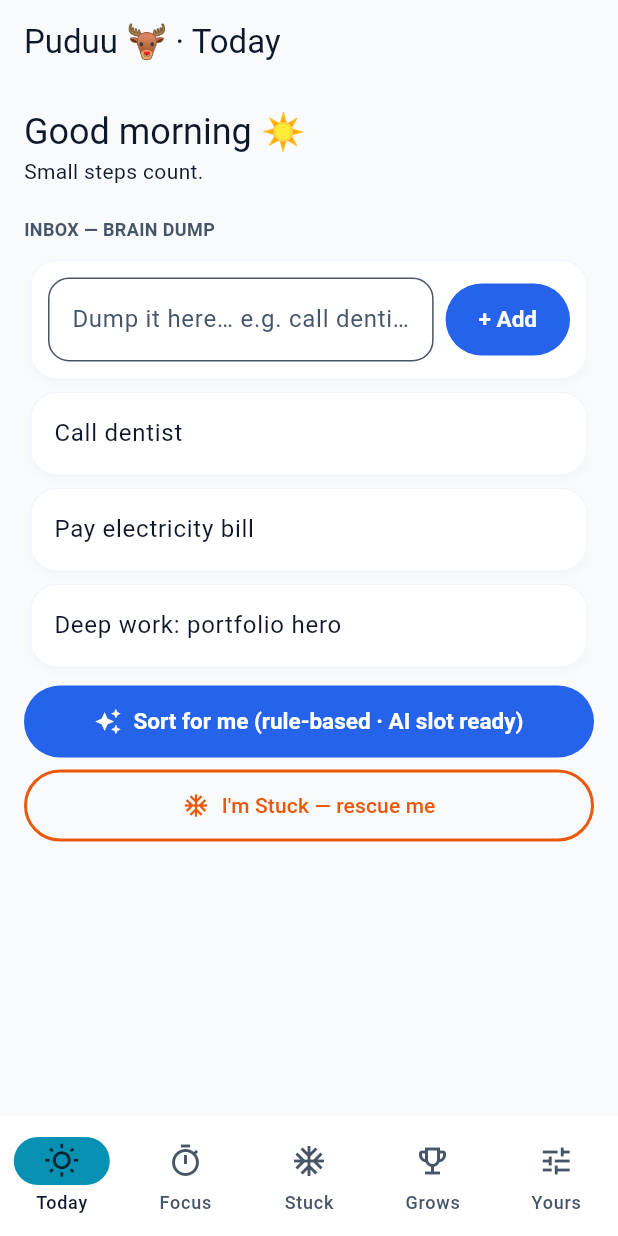
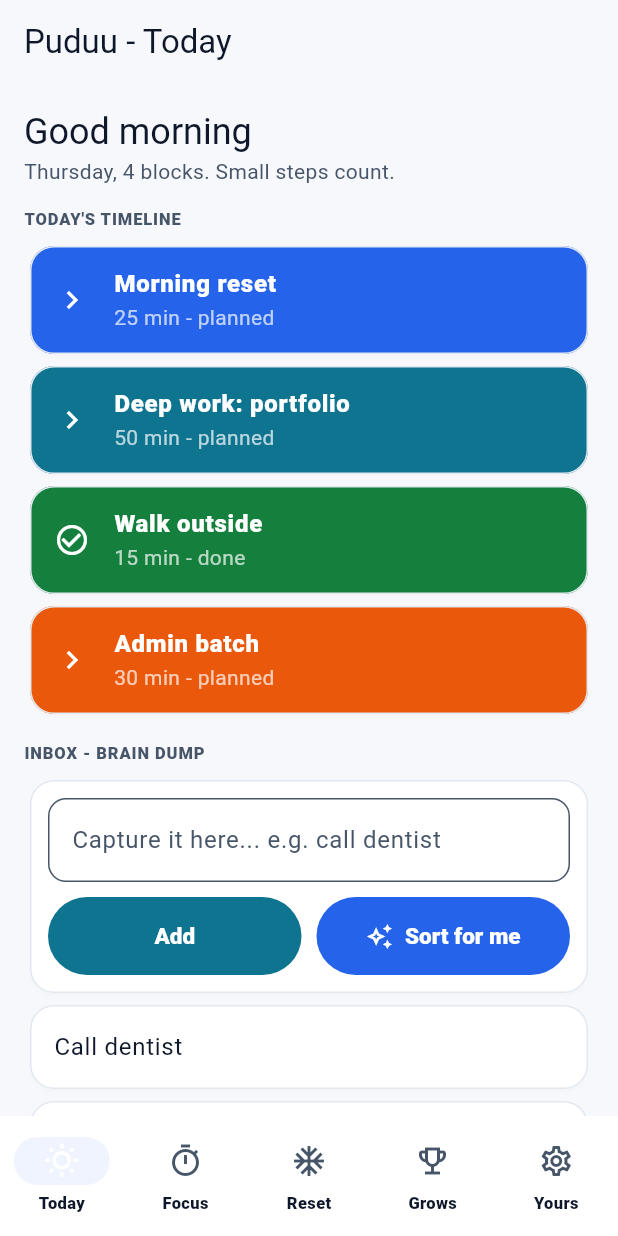
Before and after one commit to verdynordsten/puduu-app, a Flutter app: the screen it shows after launch, on a phone screen of 412 x 824 dp. Run offline on Flutter 3.47's test engine with Material 3 defaults, Android fonts, the phone set to English and light mode, and no system bars; our stand-ins replace flutter_riverpod; Roboto replaces fonts that are missing (Fredoka, Nunito).

Commit message:
Puduu app v2: zero emoji, lucide-mapped icons, prefilled timeline, analyze clean

```diff
--- a/lib/core/theme/puduu_theme.dart
+++ b/lib/core/theme/puduu_theme.dart
@@ -1,48 +1,80 @@
 import 'package:flutter/material.dart';
 
-/// Puduu design tokens (mirror of puduu-design/tokens/puduu.tokens.json).
+/// Puduu design tokens v2 (mirror of puduu-design/tokens/puduu.tokens.json).
+/// Rule: zero emoji in UI. Icons are Lucide-style line icons (Material
+/// equivalents picked to match Lucide glyphs 1:1).
 class PuduuColors {
   static const primary = Color(0xFF2563EB);
+  static const primaryDeep = Color(0xFF1D4ED8);
   static const onPrimary = Colors.white;
-  static const secondary = Color(0xFF0891B2);
-  static const onSecondary = Color(0xFF002430);
+  static const secondary = Color(0xFF0E7490);
+  static const secondarySoft = Color(0xFFE0F2F7);
   static const accent = Color(0xFFEA580C);
-  static const onAccent = Colors.white;
-  static const background = Color(0xFFF8FAFC);
+  static const accentDeep = Color(0xFFC2410C);
+  static const accentSoft = Color(0xFFFFF1E7);
+  static const background = Color(0xFFF6F8FC);
   static const foreground = Color(0xFF0F172A);
+  static const slate = Color(0xFF475569);
+  static const line = Color(0xFFE2E8F0);
   static const card = Colors.white;
-  static const muted = Color(0xFFF1F5FD);
-  static const mutedFg = Color(0xFF475569);
-  static const border = Color(0xFFE4ECFC);
-  static const success = Color(0xFF16A34A);
-  static const warning = Color(0xFFD97706);
+  static const muted = Color(0xFFEFF4FF);
+  static const success = Color(0xFF15803D);
+  static const successSoft = Color(0xFFE7F6EC);
   static const danger = Color(0xFFDC2626);
   static const timelineHues = [
     Color(0xFF2563EB),
-    Color(0xFF0891B2),
+    Color(0xFF0E7490),
     Color(0xFFEA580C),
-    Color(0xFF16A34A),
+    Color(0xFF15803D),
     Color(0xFF9333EA),
     Color(0xFFE11D48),
   ];
 }
 
+/// Lucide-mapped icons (no emoji anywhere).
+class PuduuIcons {
+  static const today = Icons.wb_sunny_outlined; // sun
+  static const focus = Icons.timer_outlined; // timer
+  static const reset = Icons.ac_unit; // snowflake
+  static const grows = Icons.emoji_events_outlined; // trophy
+  static const yours = Icons.settings_outlined; // settings
+  static const sort = Icons.auto_awesome_outlined; // sparkles
+  static const check = Icons.check; // check
+  static const checkCircle = Icons.check_circle_outline; // circle-check
+  static const play = Icons.play_arrow; // play
+  static const chevron = Icons.chevron_right; // chevron-right
+  static const bell = Icons.notifications_outlined; // bell
+  static const sound = Icons.volume_up_outlined; // volume-2
+  static const text = Icons.text_fields_outlined; // text
+  static const account = Icons.person_outline; // user
+  static const logout = Icons.logout; // log-out
+  static const crown = Icons.workspace_premium_outlined; // crown
+  static const calendar = Icons.calendar_today_outlined; // calendar
+  static const mail = Icons.mail_outline; // mail-open
+  static const water = Icons.water_drop_outlined; // glass-water
+  static const steps = Icons.directions_walk; // footprints
+  static const bolt = Icons.bolt_outlined; // zap
+  static const smile = Icons.sentiment_satisfied_outlined; // smile
+  static const heart = Icons.favorite_outline; // heart
+  static const star = Icons.star_outline; // star
+}
+
 ThemeData puduuTheme() {
-  final scheme = ColorScheme(
+  final scheme = const ColorScheme(
     brightness: Brightness.light,
     primary: PuduuColors.primary,
     onPrimary: PuduuColors.onPrimary,
     secondary: PuduuColors.secondary,
-    onSecondary: PuduuColors.onSecondary,
+    onSecondary: Colors.white,
     tertiary: PuduuColors.accent,
-    onTertiary: PuduuColors.onAccent,
+    onTertiary: Colors.white,
     error: PuduuColors.danger,
     onError: Colors.white,
     surface: PuduuColors.card,
     onSurface: PuduuColors.foreground,
     surfaceContainerLow: PuduuColors.muted,
-    onSurfaceVariant: PuduuColors.mutedFg,
-    outline: PuduuColors.border,
+    onSurfaceVariant: PuduuColors.slate,
+    outline: PuduuColors.line,
   );
   return ThemeData(
     useMaterial3: true,
@@ -57,26 +89,36 @@
     cardTheme: CardThemeData(
       color: PuduuColors.card,
       shape: RoundedRectangleBorder(
-        borderRadius: BorderRadius.circular(18),
-        side: const BorderSide(color: Color(0xFFF1F5FD)),
+        borderRadius: BorderRadius.circular(16),
+        side: const BorderSide(color: PuduuColors.line),
       ),
-      elevation: 2,
-      shadowColor: const Color(0xFF0F172A).withValues(alpha: 0.06),
+      elevation: 1,
+      shadowColor: const Color(0xFF0F172A).withValues(alpha: 0.05),
     ),
     filledButtonTheme: FilledButtonThemeData(
       style: FilledButton.styleFrom(
         shape: const StadiumBorder(),
-        padding: const EdgeInsets.symmetric(horizontal: 22, vertical: 15),
-        textStyle: const TextStyle(fontSize: 15, fontWeight: FontWeight.w700),
+        minimumSize: const Size(48, 52),
+        padding: const EdgeInsets.symmetric(horizontal: 22, vertical: 14),
+        textStyle: const TextStyle(
+            fontSize: 15, fontWeight: FontWeight.w800, fontFamily: 'Nunito'),
         animationDuration: const Duration(milliseconds: 200),
+      ),
+    ),
+    navigationBarTheme: NavigationBarThemeData(
+      backgroundColor: Colors.white,
+      indicatorColor: PuduuColors.muted,
+      labelTextStyle: WidgetStateProperty.all(
+        const TextStyle(fontSize: 11, fontWeight: FontWeight.w800),
       ),
     ),
     inputDecorationTheme: InputDecorationTheme(
       filled: true,
       fillColor: Colors.white,
+      hintStyle: const TextStyle(color: PuduuColors.slate),
       border: OutlineInputBorder(
-        borderRadius: BorderRadius.circular(14),
-        borderSide: const BorderSide(color: PuduuColors.border, width: 2),
+        borderRadius: BorderRadius.circular(12),
+        borderSide: const BorderSide(color: PuduuColors.line, width: 1.5),
       ),
     ),
   );
--- a/lib/main.dart
+++ b/lib/main.dart
@@ -11,9 +11,41 @@
 final inboxProvider = StateProvider<List<PuduuTask>>((_) => [
       PuduuTask(id: _uuid.v4(), title: 'Call dentist', durationMin: 10),
       PuduuTask(id: _uuid.v4(), title: 'Pay electricity bill', durationMin: 15),
-      PuduuTask(id: _uuid.v4(), title: 'Deep work: portfolio hero', durationMin: 50, colorIndex: 1),
+      PuduuTask(
+          id: _uuid.v4(),
+          title: 'Deep work: portfolio hero',
+          durationMin: 50,
+          colorIndex: 1),
     ]);
-final todayProvider = StateProvider<List<PuduuTask>>((_) => []);
+final todayProvider = StateProvider<List<PuduuTask>>((_) => [
+      PuduuTask(
+          id: _uuid.v4(),
+          title: 'Morning reset',
+          note: 'Meds, water, 5-min tidy',
+          durationMin: 25,
+          colorIndex: 0,
+          status: 'planned'),
+      PuduuTask(
+          id: _uuid.v4(),
+          title: 'Deep work: portfolio',
+          note: 'Timer ready, step 2 of 4',
+          durationMin: 50,
+          colorIndex: 1,
+          status: 'planned'),
+      PuduuTask(
+          id: _uuid.v4(),
+          title: 'Walk outside',
+          durationMin: 15,
+          colorIndex: 3,
+          status: 'done'),
+      PuduuTask(
+          id: _uuid.v4(),
+          title: 'Admin batch',
+          note: 'Bills and inbox',
+          durationMin: 30,
+          colorIndex: 2,
+          status: 'planned'),
+    ]);
 final aiProvider = Provider<AiPlannerProvider>((_) => RuleBasedProvider());
 
 void main() => runApp(const ProviderScope(child: PuduuApp()));
@@ -39,24 +71,55 @@
 
 class _ShellState extends ConsumerState<Shell> {
   int tab = 0;
-  static const titles = ['Today', 'Focus', 'Stuck', 'Grows', 'Yours'];
+  static const titles = ['Today', 'Focus', 'Reset', 'Grows', 'Yours'];
+  static const icons = [
+    PuduuIcons.today,
+    PuduuIcons.focus,
+    PuduuIcons.reset,
+    PuduuIcons.grows,
+    PuduuIcons.yours,
+  ];
   @override
   Widget build(BuildContext context) {
-    final pages = [const TodayPage(), const FocusPage(), const RescuePage(), const GrowsPage(), const YoursPage()];
+    const pages = [
+      TodayPage(),
+      FocusPage(),
+      RescuePage(),
+      GrowsPage(),
+      YoursPage()
+    ];
     return Scaffold(
-      appBar: AppBar(title: Text('Puduu 🦌 · ${titles[tab]}', style: const TextStyle(fontFamily: 'Fredoka'))),
+      appBar: AppBar(
+        title: Text('Puduu - ${titles[tab]}',
+            style: const TextStyle(fontFamily: 'Fredoka')),
+      ),
       body: pages[tab],
       bottomNavigationBar: NavigationBar(
         selectedIndex: tab,
         onDestinationSelected: (i) => setState(() => tab = i),
-        destinations: const [
-          NavigationDestination(icon: Icon(Icons.wb_sunny_outlined), label: 'Today'),
-          NavigationDestination(icon: Icon(Icons.timer_outlined), label: 'Focus'),
-          NavigationDestination(icon: Icon(Icons.ac_unit), label: 'Stuck'),
-          NavigationDestination(icon: Icon(Icons.emoji_events_outlined), label: 'Grows'),
-          NavigationDestination(icon: Icon(Icons.tune), label: 'Yours'),
+        destinations: [
+          for (var i = 0; i < titles.length; i++)
+            NavigationDestination(
+                icon: Icon(icons[i]), label: titles[i]),
         ],
       ),
+    );
+  }
+}
+
+class SectionLabel extends StatelessWidget {
+  final String text;
+  const SectionLabel(this.text, {super.key});
+  @override
+  Widget build(BuildContext context) {
+    return Padding(
+      padding: const EdgeInsets.only(top: 14, bottom: 6),
+      child: Text(text.toUpperCase(),
+          style: const TextStyle(
+              fontSize: 11,
+              fontWeight: FontWeight.w800,
+              letterSpacing: 0.6,
+              color: PuduuColors.slate)),
     );
   }
 }
@@ -71,29 +134,46 @@
     return ListView(
       padding: const EdgeInsets.all(16),
       children: [
-        Text('Good morning ☀️', style: Theme.of(context).textTheme.headlineSmall?.copyWith(fontFamily: 'Fredoka')),
-        const Text('Small steps count.'),
-        const SizedBox(height: 12),
+        Text('Good morning',
+            style: Theme.of(context)
+                .textTheme
+                .headlineSmall
+                ?.copyWith(fontFamily: 'Fredoka')),
+        const Text('Thursday, 4 blocks. Small steps count.',
+            style: TextStyle(color: PuduuColors.slate)),
+        const SectionLabel("Today's timeline"),
         for (final t in today)
           Card(
+            color: PuduuColors.timelineHues[t.colorIndex % 6],
             child: ListTile(
-              leading: CircleAvatar(backgroundColor: PuduuColors.timelineHues[t.colorIndex % 6], child: const Icon(Icons.check, color: Colors.white)),
-              title: Text(t.title, style: const TextStyle(fontWeight: FontWeight.w700)),
-              subtitle: Text('${t.durationMin ?? 25}m · ${t.status}'),
+              leading: Icon(
+                  t.status == 'done'
+                      ? PuduuIcons.checkCircle
+                      : PuduuIcons.chevron,
+                  color: Colors.white),
+              title: Text(t.title,
+                  style: const TextStyle(
+                      color: Colors.white, fontWeight: FontWeight.w800)),
+              subtitle: Text(
+                  '${t.durationMin ?? 25} min - ${t.status}',
+                  style: const TextStyle(color: Colors.white70)),
             ),
           ),
-        const Padding(
-          padding: EdgeInsets.symmetric(vertical: 8),
-          child: Text('INBOX — BRAIN DUMP', style: TextStyle(fontSize: 12, fontWeight: FontWeight.w700, color: PuduuColors.mutedFg)),
-        ),
+        const SectionLabel('Inbox - brain dump'),
         Card(
           child: Padding(
             padding: const EdgeInsets.all(12),
-            child: Row(
+            child: Column(
               children: [
-                Expanded(child: TextField(controller: ctl, decoration: const InputDecoration(hintText: 'Dump it here… e.g. call dentist'))),
-                const SizedBox(width: 8),
-                FilledButton(
+                TextField(
+                    controller: ctl,
+                    decoration: const InputDecoration(
+                        hintText: 'Capture it here... e.g. call dentist')),
+                const SizedBox(height: 10),
+                Row(
+                  children: [
+                    Expanded(
+                      child: FilledButton.tonal(
                         onPressed: () {
                           if (ctl.text.trim().isEmpty) return;
                           ref.read(inboxProvider.notifier).state = [
@@ -102,33 +182,39 @@
                           ];
                           ctl.clear();
                         },
-                  child: const Text('+ Add'),
+                        child: const Text('Add'),
+                      ),
+                    ),
+                    const SizedBox(width: 10),
+                    Expanded(
+                      child: FilledButton.icon(
+                        onPressed: () async {
+                          final planned =
+                              await ref.read(aiProvider).plan(inbox);
+                          ref.read(todayProvider.notifier).state = planned;
+                          ref.read(inboxProvider.notifier).state = [];
+                        },
+                        icon: const Icon(PuduuIcons.sort, size: 18),
+                        label: const Text('Sort for me'),
+                      ),
+                    ),
+                  ],
                 ),
               ],
             ),
           ),
         ),
         for (final t in inbox) Card(child: ListTile(title: Text(t.title))),
-        const SizedBox(height: 8),
-        FilledButton.icon(
-          onPressed: () async {
-            final planned = await ref.read(aiProvider).plan(inbox);
-            ref.read(todayProvider.notifier).state = planned;
-            ref.read(inboxProvider.notifier).state = [];
-          },
-          icon: const Icon(Icons.auto_awesome),
-          label: const Text('Sort for me (rule-based · AI slot ready)'),
-        ),
-        const SizedBox(height: 8),
-        OutlinedButton.icon(
-          onPressed: () {},
-          icon: const Icon(Icons.ac_unit),
-          label: const Text("I'm Stuck — rescue me"),
-          style: OutlinedButton.styleFrom(
-            foregroundColor: PuduuColors.accent,
-            side: const BorderSide(color: PuduuColors.accent, width: 2),
-            shape: const StadiumBorder(),
-            padding: const EdgeInsets.symmetric(vertical: 14),
+        const SizedBox(height: 6),
+        Card(
+          color: PuduuColors.accentSoft,
+          child: ListTile(
+            leading: const Icon(PuduuIcons.reset, color: PuduuColors.accent),
+            title: const Text('Feeling stuck?',
+                style: TextStyle(fontWeight: FontWeight.w800)),
+            subtitle: const Text('Get one tiny step. Two minutes counts.'),
+            trailing: const Icon(PuduuIcons.chevron),
+            onTap: () {},
           ),
         ),
       ],
@@ -140,27 +226,40 @@
   const FocusPage({super.key});
   @override
   Widget build(BuildContext context) {
-    return const Center(child: Text('Focus timer → M2 (visual countdown + subtask timers + Switch Ritual)'));
+    return const Center(
+        child: Text('Focus timer - M2 (visual countdown, subtask timers)'));
   }
 }
 
 class RescuePage extends StatelessWidget {
   const RescuePage({super.key});
   static const options = [
-    RescueOption(id: 'r1', title: 'Drink a glass of water', detail: '2 min · energy +1'),
-    RescueOption(id: 'r2', title: 'Clear one surface', detail: '2 min · just the desk corner'),
-    RescueOption(id: 'r3', title: 'Open the scary email', detail: 'just open it. Reply later.'),
+    ('Drink a glass of water', '2 min - raises energy', PuduuIcons.water),
+    ('Clear one surface', '2 min - just the desk corner', PuduuIcons.steps),
+    ('Open the difficult email', 'Just open it. Reply later.', PuduuIcons.mail),
+    ('Sort my inbox', 'Rule-based now, assisted later.', PuduuIcons.sort),
   ];
   @override
   Widget build(BuildContext context) {
     return ListView(
       padding: const EdgeInsets.all(16),
       children: [
-        Text("Frozen? Let's thaw. 🧊", style: Theme.of(context).textTheme.headlineSmall?.copyWith(fontFamily: 'Fredoka')),
-        const Text('Pick the tiniest one. 2 minutes counts.'),
-        const SizedBox(height: 12),
+        Text('Feeling stuck?',
+            style: Theme.of(context)
+                .textTheme
+                .headlineSmall
+                ?.copyWith(fontFamily: 'Fredoka')),
+        const Text('Pick the tiniest step. Two minutes counts.',
+            style: TextStyle(color: PuduuColors.slate)),
+        const SectionLabel('Tiny steps'),
         for (final o in options)
-          Card(child: ListTile(leading: const Icon(Icons.ac_unit, color: PuduuColors.accent), title: Text(o.title, style: const TextStyle(fontWeight: FontWeight.w700)), subtitle: Text(o.detail))),
+          Card(
+            child: ListTile(
+                leading: Icon(o.$3, color: PuduuColors.secondary),
+                title: Text(o.$1,
+                    style: const TextStyle(fontWeight: FontWeight.w800)),
+                subtitle: Text(o.$2)),
+          ),
       ],
     );
   }
@@ -170,7 +269,7 @@
   const GrowsPage({super.key});
   @override
   Widget build(BuildContext context) {
-    return const Center(child: Text('Grows → M3 (mood + shame-free streak 5/7 + trophies)'));
+    return const Center(child: Text('Grows - M3 (mood, streak 5 of 7)'));
   }
 }
 
@@ -181,9 +280,23 @@
     return ListView(
       padding: const EdgeInsets.all(16),
       children: const [
-        Card(child: ListTile(title: Text('Puduu Pro — \$6.99/mo', style: TextStyle(fontWeight: FontWeight.w700)), subtitle: Text('Unlimited rescue · magic AI (soon) · widgets · yearly \$49.99'))),
-        Card(child: ListTile(title: Text('Gentle nudges'), subtitle: Text('Max 6/day · quiet hours 22:00–07:00 ON'))),
-        Card(child: ListTile(title: Text('Sounds & haptics'), subtitle: Text('Calm chime · soft vibration ON'))),
+        Card(
+            child: ListTile(
+                leading: Icon(PuduuIcons.crown, color: PuduuColors.accent),
+                title: Text('Puduu Pro - \$6.99/mo',
+                    style: TextStyle(fontWeight: FontWeight.w800)),
+                subtitle: Text(
+                    'Unlimited resets, assisted planning (soon), yearly \$49.99'))),
+        Card(
+            child: ListTile(
+                leading: Icon(PuduuIcons.bell),
+                title: Text('Gentle nudges'),
+                subtitle: Text('Max 6 per day, quiet 22:00-07:00 on'))),
+        Card(
+            child: ListTile(
+                leading: Icon(PuduuIcons.sound),
+                title: Text('Sounds and haptics'),
+                subtitle: Text('Calm chime, soft vibration on'))),
       ],
     );
   }
```
Lines whose indentation alone changed are shown as unchanged.
